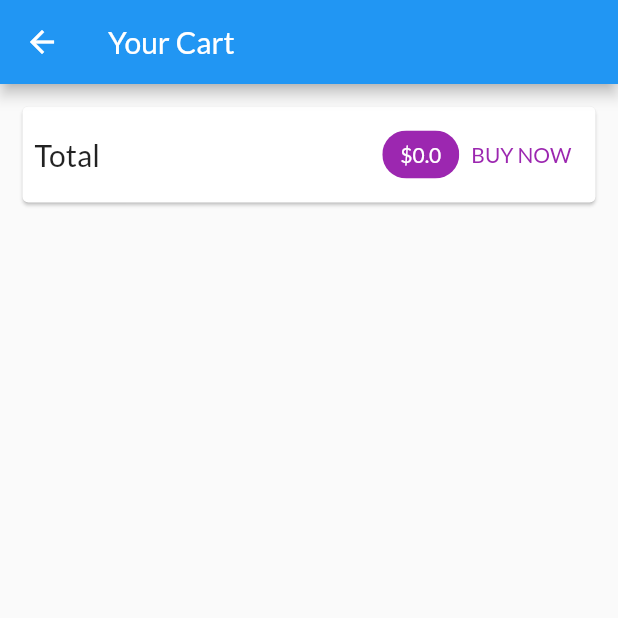
After one commit to NaragudeNitin/My_Shop_Application, a Flutter app: the CartScreen screen opened by its route, on a phone screen of 412 x 824 dp, the top half of it. The commit adds this screen. Run offline on Flutter 3.47's test engine with Material 2 defaults, Android fonts, the phone set to English and light mode, and no system bars; network calls fail.

Commit message:
Working on shopping cart and displaying total

```diff
--- a/lib/main.dart
+++ b/lib/main.dart
@@ -1,5 +1,6 @@
 import 'package:flutter/material.dart';
 import 'package:my_shop_app/providers/cart.dart';
+import 'package:my_shop_app/screens/cart_screen.dart';
 import 'package:my_shop_app/screens/product_detail_screen.dart';
 import 'package:my_shop_app/screens/products_overview_screen.dart';
 import 'package:provider/provider.dart';
@@ -35,6 +36,7 @@ class MyApp extends StatelessWidget {
         home: const ProductsOverViewScreen(),
         routes:  {
           ProductDetailScreen.routeName:(context) => const ProductDetailScreen(),
+          CartScreen.routeName:(context) => const CartScreen()
 
         },
       ),
--- a/lib/providers/cart.dart
+++ b/lib/providers/cart.dart
@@ -14,19 +14,27 @@ class CartItem {
 }
 
 class Cart with ChangeNotifier {
-   late final Map<String, CartItem> _items = {};
+    Map<String, CartItem>? _items = {};
 
    Map<String, CartItem> get items {
-    return {..._items};
+    return {..._items!};
    }
 
    int get itemCount{
-    return _items.length;
+    return _items!.length;
+   }
+
+   double get totalAmount{
+    var total = 0.0;
+    _items!.forEach((key, cartItem) {
+      total += cartItem.price * cartItem.quantity;
+    });
+    return total;
    }
 
    void addItem(String productId, double price, String title){
-    if (_items.containsKey(productId)) {
-      _items.update(productId,
+    if (_items!.containsKey(productId)) {
+      _items!.update(productId,
       (existingCartItem) => CartItem(
         id: existingCartItem.id,
         title: existingCartItem.title,
@@ -34,7 +42,7 @@ class Cart with ChangeNotifier {
         price: existingCartItem.price
       ));
     }else{
-      _items.putIfAbsent(productId, () =>
+      _items!.putIfAbsent(productId, () =>
       CartItem(
         id: DateTime.now().toString(),
         title: title,
@@ -43,4 +51,9 @@ class Cart with ChangeNotifier {
     }
     notifyListeners();
    }
+
+   void removeItem(String productId){
+    _items!.remove(productId);
+    notifyListeners();
+   }
 }
--- a/lib/providers/products.dart
+++ b/lib/providers/products.dart
@@ -38,7 +38,7 @@ class Products with ChangeNotifier{
     ),
       ];
 
-  var _showFavoritesOnly = false;
+  final _showFavoritesOnly = false;
 
   List<Product> get items {
     // if (_showFavoritesOnly) {
--- /dev/null
+++ b/lib/screens/cart_screen.dart
@@ -0,0 +1,59 @@
+import 'package:flutter/material.dart';
+import 'package:my_shop_app/providers/cart.dart';
+import 'package:provider/provider.dart';
+
+class CartScreen extends StatelessWidget {
+  static const routeName = "/cart";
+  const CartScreen({super.key});
+
+  @override
+  Widget build(BuildContext context) {
+    final cart = Provider.of<Cart>(context);
+
+    return Scaffold(
+      appBar: AppBar(
+        title: const Text("Your Cart"),
+      ),
+      body: Column(
+        children: [
+          Card(
+            margin: const EdgeInsets.all(15),
+            child: Padding(
+              padding: const EdgeInsets.all(8),
+              child: Row(
+                mainAxisAlignment: MainAxisAlignment.spaceBetween,
+                children: [
+                  const Text(
+                    "Total",
+                    style: TextStyle(
+                      fontSize: 20,
+                    ),
+                  ),
+                  const Spacer(),
+                  Chip(
+                    label: Text(
+                      '\$${cart.totalAmount}',
+                      style: TextStyle(
+                          color: Theme.of(context)
+                              .primaryTextTheme
+                              .titleMedium
+                              ?.color),
+                    ),
+                    backgroundColor: Theme.of(context).primaryColor,
+                  ),
+                  TextButton(
+                    onPressed: () {},
+                    child: Text(
+                      "BUY NOW",
+                      style: TextStyle(color: Theme.of(context).primaryColor),
+                    ),
+                  ),
+                ],
+              ),
+            ),
+          )
+        ],
+      ),
+    );
+  }
+}
--- a/lib/widgets/products_grid.dart
+++ b/lib/widgets/products_grid.dart
@@ -5,14 +5,14 @@ import '../providers/products.dart';
 import 'products_items.dart';
 
 class ProductsGrid extends StatelessWidget {
-  const ProductsGrid({super.key,  this.showFavs});
+  const ProductsGrid({super.key,  required this.showFavs});
 
-   final bool? showFavs;
+   final bool showFavs;
 
   @override
   Widget build(BuildContext context) {
     final productData = Provider.of<Products>(context); //created object of Products class
-    final products = showFavs! ? productData.favoriteItems : productData.items;
+    final products = showFavs ? productData.favoriteItems : productData.items;
     return GridView.builder(
       padding: const EdgeInsets.all(10),
       itemCount: products.length,
```
Also changed, not shown: lib/screens/products_overview_screen.dart (+6 -3 lines).
